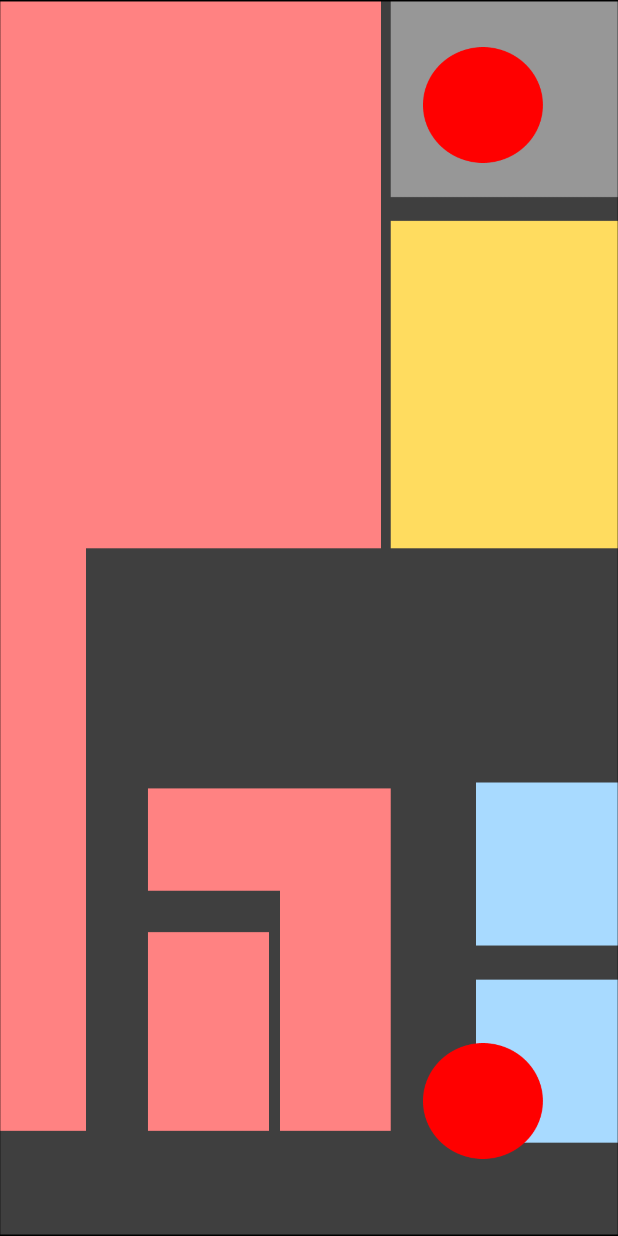
After one commit to NetChallenge-masking/Whipping, an Android app: the NavigationActivity screen opened directly, with no data from a screen before it, on a phone screen of 412 x 824 dp. The commit adds this screen. Run offline under Robolectric (Android 15) with nearby library versions, the phone set to English and light mode, and no system bars.

Commit message:
[FEAT] navigation 레이아웃 및 액티비티 추가, 상태바 및 타이틀바 색상 변경

```diff
--- /dev/null
+++ b/app/src/main/java/kr/co/whipping/NavigationActivity.java
@@ -0,0 +1,14 @@
+package kr.co.whipping;
+
+import androidx.appcompat.app.AppCompatActivity;
+
+import android.os.Bundle;
+
+public class NavigationActivity extends AppCompatActivity {
+
+    @Override
+    protected void onCreate(Bundle savedInstanceState) {
+        super.onCreate(savedInstanceState);
+        setContentView(R.layout.activity_navigation);
+    }
+}
--- /dev/null
+++ b/app/src/main/res/layout/activity_navigation.xml
@@ -0,0 +1,32 @@
+<?xml version="1.0" encoding="utf-8"?>
+<androidx.constraintlayout.widget.ConstraintLayout xmlns:android="http://schemas.android.com/apk/res/android"
+    xmlns:app="http://schemas.android.com/apk/res-auto"
+    xmlns:tools="http://schemas.android.com/tools"
+    android:layout_width="match_parent"
+    android:layout_height="match_parent"
+    tools:context=".NavigationActivity"
+    android:background="@drawable/image_navigation_1_1">
+
+    <ImageView
+        android:id="@+id/beacon_8"
+        android:layout_width="80dp"
+        android:layout_height="80dp"
+        android:src="@drawable/ic_navigation_current"
+        app:layout_constraintEnd_toEndOf="parent"
+        app:layout_constraintTop_toTopOf="parent"
+        android:layout_marginRight="50dp"
+        android:layout_marginTop="30dp"
+        android:visibility="visible"/>
+
+    <ImageView
+        android:id="@+id/beacon_6"
+        android:layout_width="80dp"
+        android:layout_height="80dp"
+        android:layout_marginRight="50dp"
+        android:layout_marginBottom="50dp"
+        android:src="@drawable/ic_navigation_current"
+        android:visibility="visible"
+        app:layout_constraintBottom_toBottomOf="parent"
+        app:layout_constraintEnd_toEndOf="parent" />
+
+</androidx.constraintlayout.widget.ConstraintLayout>
--- a/app/src/main/res/values/themes.xml
+++ b/app/src/main/res/values/themes.xml
@@ -12,6 +12,9 @@
         <!-- Status bar color. -->
         <item name="android:statusBarColor" >?attr/colorPrimaryVariant</item>
         <!-- Customize your theme here. -->
+        <item name="windowActionBar">false</item>
+        <item name="windowNoTitle">true</item>
+        <item name="android:windowTranslucentStatus">true</item>
 
     </style>
 
```
Also changed, not shown: app/src/main/AndroidManifest.xml (+9 -1 lines), app/src/main/res/layout/activity_navigation2.xml (added, +20 -0 lines), app/src/main/res/layout/activity_navigation3.xml (added, +42 -0 lines), app/src/main/res/layout/activity_navigation4.xml (added, +31 -0 lines), app/src/main/res/drawable-v24/ic_navigation_current.png (added), app/src/main/res/drawable-v24/image_navigation_1_1.png (added), app/src/main/res/drawable-v24/image_navigation_1_2.png (added), app/src/main/res/drawable-v24/image_navigation_1_3.png (added), app/src/main/res/drawable-v24/image_navigation_1_4.png (added).
